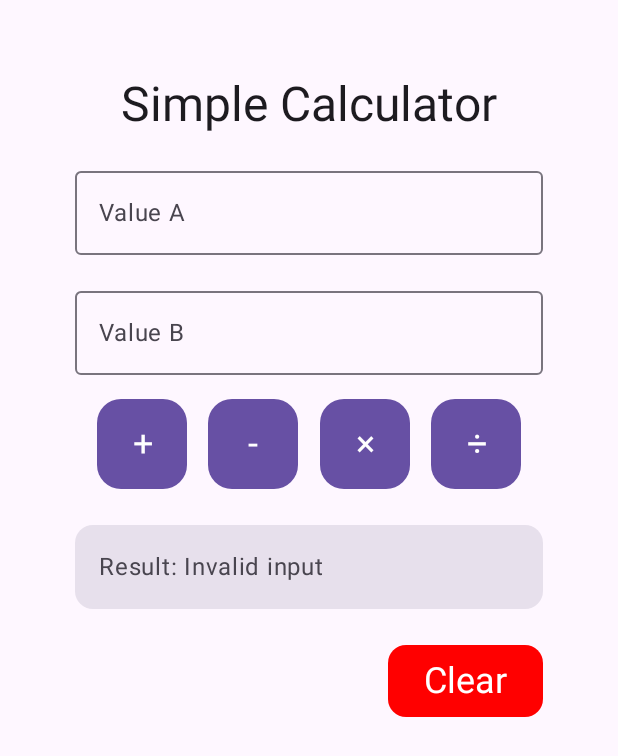
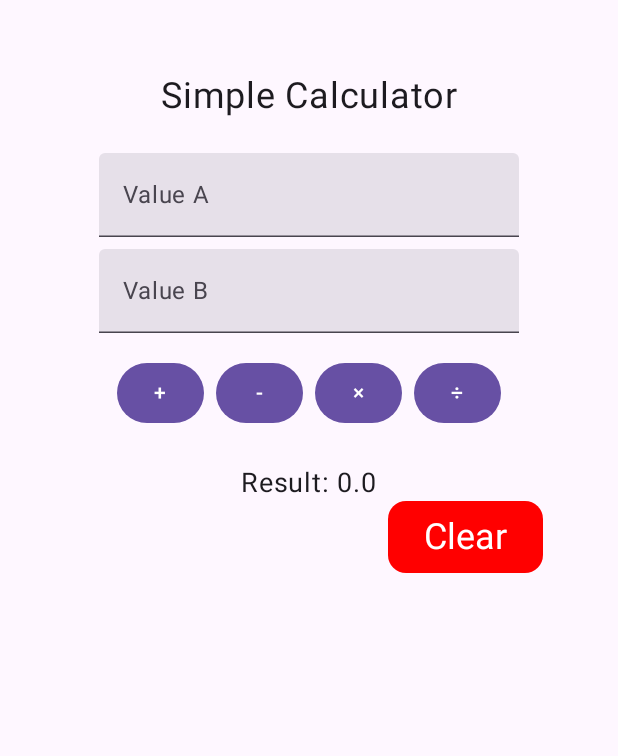
Before and after one commit to guilhermeleitao2002/Basic-Apps, an Android app built with Jetpack Compose: the screen it shows after launch (MainActivity), after a tap on an icon or button, on a phone screen of 412 x 824 dp. Shown: the top 756 px of the screen. Run offline under Robolectric (Android 15) with nearby library versions, the phone set to English and light mode, and no system bars.

Commit message:
refactor(simplecalculator): undo MVVM pattern to patternless

```diff
--- a/SimpleCalculator/app/src/main/java/com/example/simplecalculator/MainActivity.kt
+++ b/SimpleCalculator/app/src/main/java/com/example/simplecalculator/MainActivity.kt
@@ -4,11 +4,29 @@ package com.example.simplecalculator
 import android.os.Bundle
 import androidx.activity.ComponentActivity
 import androidx.activity.compose.setContent
+import androidx.compose.foundation.layout.Row
+import androidx.compose.foundation.layout.Column
+import androidx.compose.foundation.layout.Spacer
 import androidx.compose.foundation.layout.fillMaxSize
+import androidx.compose.foundation.layout.height
+import androidx.compose.foundation.layout.padding
+import androidx.compose.foundation.layout.width
+import androidx.compose.foundation.text.KeyboardOptions
+import androidx.compose.material3.Button
 import androidx.compose.material3.MaterialTheme
 import androidx.compose.material3.Surface
+import androidx.compose.material3.Text
+import androidx.compose.material3.TextField
+import androidx.compose.runtime.getValue
+import androidx.compose.runtime.mutableStateOf
+import androidx.compose.runtime.remember
+import androidx.compose.runtime.setValue
+import androidx.compose.ui.Alignment
 import androidx.compose.ui.Modifier
-import com.example.simplecalculator.viewComponent.CalculatorScreen
+import androidx.compose.ui.graphics.Color
+import androidx.compose.ui.text.input.KeyboardType
+import androidx.compose.ui.unit.dp
+import androidx.compose.ui.unit.sp
 
 // Main Activity
 class MainActivity : ComponentActivity() {
@@ -20,7 +38,113 @@ class MainActivity : ComponentActivity() {
                     modifier = Modifier.fillMaxSize(),
                     color = MaterialTheme.colorScheme.background
                 ) {
-                    CalculatorScreen()
+                    Column(
+                        modifier = Modifier.padding(50.dp),
+                        horizontalAlignment = Alignment.CenterHorizontally
+                    ) {
+                        var a by remember { mutableStateOf("") }
+                        var b by remember { mutableStateOf("") }
+                        var result by remember { mutableStateOf("") }
+
+                        Text(
+                            text = "Simple Calculator",
+                            fontSize = 24.sp,
+                            modifier = Modifier.padding(bottom = 24.dp)
+                        )
+
+                        TextField(
+                            value = a,
+                            onValueChange = { a = it },
+                            label = { Text("Value A") },
+                            modifier = Modifier.padding(bottom = 8.dp),
+                            keyboardOptions = KeyboardOptions(keyboardType = KeyboardType.Number)
+                        )
+
+                        TextField(
+                            value = b,
+                            onValueChange = { b = it },
+                            label = { Text("Value B") },
+                            modifier = Modifier.padding(bottom = 16.dp),
+                            keyboardOptions = KeyboardOptions(keyboardType = KeyboardType.Number)
+                        )
+
+                        Row {
+                            Button(
+                                onClick = {
+                                    val numA = a.toDoubleOrNull() ?: 0.0
+                                    val numB = b.toDoubleOrNull() ?: 0.0
+                                    result = (numA + numB).toString()
+                                }
+                            ) {
+                                Text("+")
+                            }
+
+                            Spacer(modifier = Modifier.width(8.dp))
+
+                            Button(
+                                onClick = {
+                                    val numA = a.toDoubleOrNull() ?: 0.0
+                                    val numB = b.toDoubleOrNull() ?: 0.0
+                                    result = (numA - numB).toString()
+                                }
+                            ) {
+                                Text("-")
+                            }
+
+                            Spacer(modifier = Modifier.width(8.dp))
+
+                            Button(
+                                onClick = {
+                                    val numA = a.toDoubleOrNull() ?: 0.0
+                                    val numB = b.toDoubleOrNull() ?: 0.0
+                                    result = (numA * numB).toString()
+                                }
+                            ) {
+                                Text("×")
+                            }
+
+                            Spacer(modifier = Modifier.width(8.dp))
+
+                            Button(
+                                onClick = {
+                                    val numA = a.toDoubleOrNull() ?: 0.0
+                                    val numB = b.toDoubleOrNull() ?: 0.0
+                                    result = if (numB != 0.0) {
+                                        (numA / numB).toString()
+                                    } else {
+                                        "Error: Divide by zero"
+                                    }
+                                }
+                            ) {
+                                Text("÷")
+                            }
+                        }
+
+                        Spacer(modifier = Modifier.height(24.dp))
+
+                        Text(
+                            text = "Result: $result",
+                            fontSize = 18.sp
+                        )
+
+                        // Button to clear
+                        Button(
+                            onClick = {
+                                a = ""
+                                b = ""
+                                result = ""
+                            },
+                            shape = MaterialTheme.shapes.medium,
+                            colors = androidx.compose.material3.ButtonDefaults.buttonColors(
+                                containerColor = Color.Red,
+                                contentColor = Color.White
+                            ),
+                            // At the last row and last column
+                            modifier = Modifier.align(Alignment.End)
+                        ) {
+                            Text(text = "Clear", style = MaterialTheme.typography.headlineSmall)
+                        }
+                    }
                 }
             }
         }
--- a/SimpleCalculator/app/src/main/java/com/example/simplecalculator/viewComponent/Screen.kt
+++ /dev/null
@@ -1,109 +0,0 @@
-package com.example.simplecalculator.viewComponent
-
-// Imports
-import androidx.compose.foundation.layout.Arrangement
-import androidx.compose.foundation.layout.Column
-import androidx.compose.foundation.layout.Row
-import androidx.compose.foundation.layout.fillMaxSize
-import androidx.compose.foundation.layout.fillMaxWidth
-import androidx.compose.foundation.layout.padding
-import androidx.compose.foundation.layout.size
-import androidx.compose.foundation.text.KeyboardOptions
-import androidx.compose.material3.Button
-import androidx.compose.material3.MaterialTheme
-import androidx.compose.material3.OutlinedTextField
-import androidx.compose.material3.Surface
-import androidx.compose.material3.Text
-import androidx.compose.runtime.Composable
-import androidx.compose.ui.Alignment
-import androidx.compose.ui.Modifier
-import androidx.compose.ui.text.input.KeyboardType
-import androidx.compose.ui.unit.dp
-import androidx.lifecycle.viewmodel.compose.viewModel
-import androidx.compose.ui.graphics.Color
-import com.example.simplecalculator.viewModelComponent.CalculatorViewModel
-
-// View
-@Composable
-fun CalculatorScreen(viewModel: CalculatorViewModel = viewModel()) {
-    Column(
-        modifier = Modifier
-            .fillMaxSize()
-            .padding(50.dp),
-        horizontalAlignment = Alignment.CenterHorizontally,
-        verticalArrangement = Arrangement.spacedBy(16.dp)
-    ) {
-        Text(
-            text = "Simple Calculator",
-            style = MaterialTheme.typography.headlineLarge
-        )
-
-        // Value A input
-        OutlinedTextField(
-            value = viewModel.getValueA(),
-            onValueChange = { viewModel.updateValueA(it) },
-            label = { Text("Value A") },
-            modifier = Modifier.fillMaxWidth(),
-            keyboardOptions = KeyboardOptions(keyboardType = KeyboardType.Number)
-        )
-
-        // Value B input
-        OutlinedTextField(
-            value = viewModel.getValueB(),
-            onValueChange = { viewModel.updateValueB(it) },
-            label = { Text("Value B") },
-            modifier = Modifier.fillMaxWidth(),
-            keyboardOptions = KeyboardOptions(keyboardType = KeyboardType.Number)
-        )
-
-        // Operation buttons
-        Row(
-            modifier = Modifier.fillMaxWidth(),
-            horizontalArrangement = Arrangement.SpaceEvenly
-        ) {
-            OperationButton(text = "+", onClick = { viewModel.calculate("+") })
-            OperationButton(text = "-", onClick = { viewModel.calculate("-") })
-            OperationButton(text = "×", onClick = { viewModel.calculate("×") })
-            OperationButton(text = "÷", onClick = { viewModel.calculate("÷") })
-        }
-
-        // Result display
-        Surface(
-            modifier = Modifier
-                .fillMaxWidth()
-                .padding(vertical = 8.dp),
-            color = MaterialTheme.colorScheme.surfaceVariant,
-            shape = MaterialTheme.shapes.medium
-        ) {
-            Text(
-                text = "Result: ${viewModel.getResult()}",
-                modifier = Modifier.padding(16.dp)
-            )
-        }
-
-        // Button to clear
-        Button(
-            onClick = { viewModel.reset() },
-            shape = MaterialTheme.shapes.medium,
-            colors = androidx.compose.material3.ButtonDefaults.buttonColors(
-                containerColor = Color.Red,
-                contentColor = Color.White
-            ),
-            modifier = Modifier.align(Alignment.End)
-        ) {
-
-            Text(text = "Clear", style = MaterialTheme.typography.headlineSmall)
-        }
-    }
-}
-
-@Composable
-fun OperationButton(text: String, onClick: () -> Unit) {
-    Button(
-        onClick = onClick,
-        shape = MaterialTheme.shapes.large,
-        modifier = Modifier.size(60.dp)
-    ) {
-        Text(text = text, style = MaterialTheme.typography.headlineSmall)
-    }
-}
--- a/SimpleCalculator/app/src/main/java/com/example/simplecalculator/viewModelComponent/ViewModel.kt
+++ /dev/null
@@ -1,70 +0,0 @@
-package com.example.simplecalculator.viewModelComponent
-
-// Imports
-import androidx.compose.runtime.mutableStateOf
-import androidx.lifecycle.ViewModel
-
-// Model + ViewModel
-class CalculatorViewModel : ViewModel() {
-    // States for input values and result
-    private val _valueA = mutableStateOf("")
-
-    private val _valueB = mutableStateOf("")
-
-    private val _result = mutableStateOf("")
-
-    // Functions to update values
-    fun updateValueA(value: String) {
-        _valueA.value = value
-    }
-
-    fun updateValueB(value: String) {
-        _valueB.value = value
-    }
-
-    // Getters
-    fun getValueA() : String {
-        return _valueA.value
-    }
-
-    fun getValueB() : String {
-        return _valueB.value
-    }
-
-    fun getResult() : String {
-        return _result.value
-    }
-
-    // Function to perform calculation based on operation
-    fun calculate(operation: String) {
-        // Validate inputs
-        val numA = _valueA.value.toDoubleOrNull()
-        val numB = _valueB.value.toDoubleOrNull()
-
-        if (numA == null || numB == null) {
-            _result.value = "Invalid input"
-            return
-        }
-
-        _result.value = when (operation) {
-            "+" -> (numA + numB).toString()
-            "-" -> (numA - numB).toString()
-            "×" -> (numA * numB).toString()
-            "÷" -> {
-                if (numB == 0.0) {
-                    "Cannot divide by zero"
-                } else {
-                    (numA / numB).toString()
-                }
-            }
-            else -> "Invalid operation"
-        }
-    }
-
-    // Reset function
-    fun reset() {
-        _valueA.value = ""
-        _valueB.value = ""
-        _result.value = ""
-    }
-}
```
